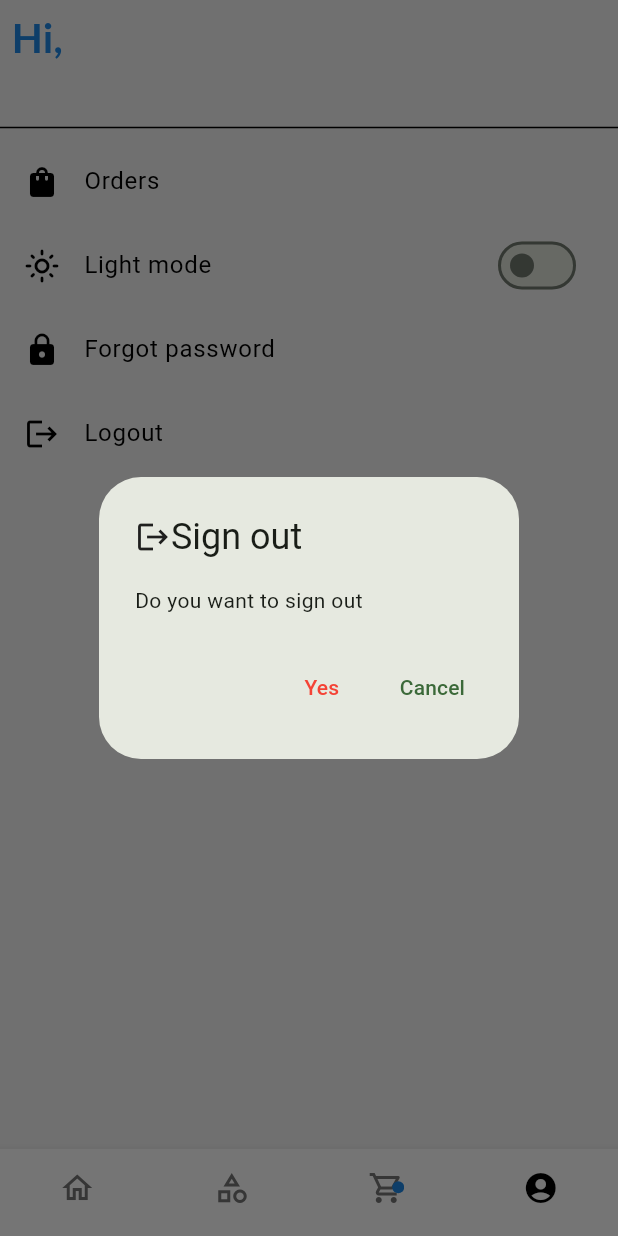
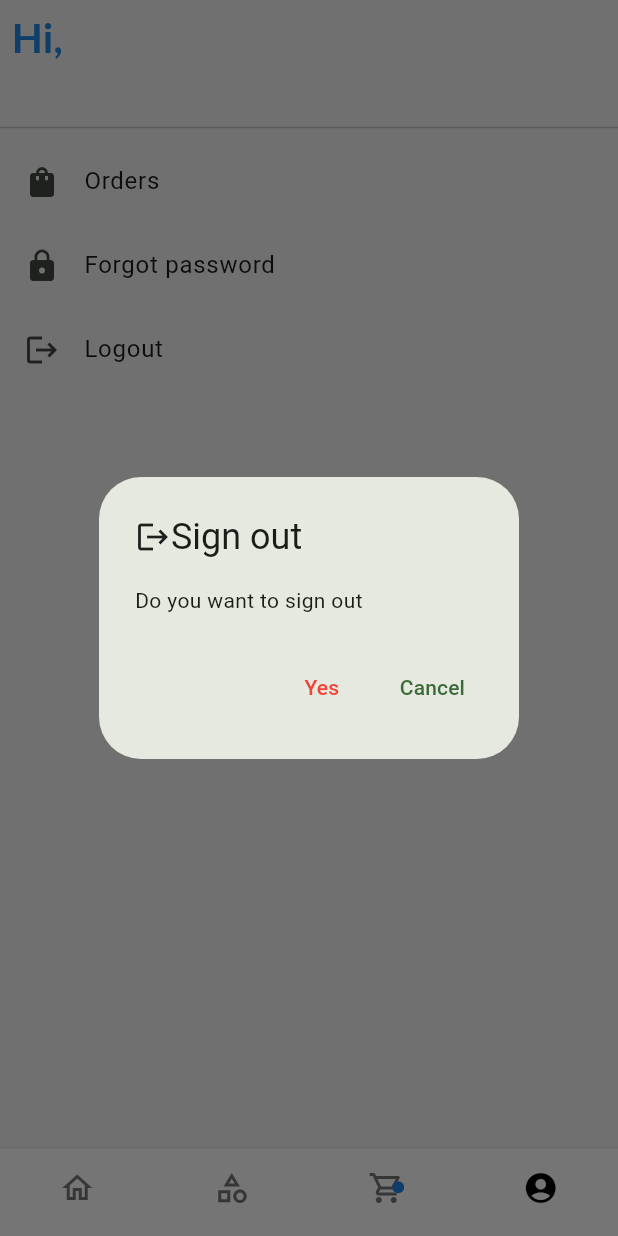
Before and after one commit to mustapha-amin/go_shop, a Flutter app: the screen it shows once a user with an empty profile is signed in, item 4 of the bottom bar chosen, after a tap on "Logout", on a phone screen of 412 x 824 dp. Run offline on Flutter 3.47's test engine with Material 2 defaults, Android fonts, the phone set to English and light mode, and no system bars; our stand-ins replace card_swiper, cloud_firestore, firebase_auth, firebase_core, flutter_spinkit, google_fonts and 2 more; accounts and stored records are empty.

Commit message:
removed dark mode

```diff
--- a/lib/constants/consts.dart
+++ b/lib/constants/consts.dart
@@ -1,11 +1,10 @@
 import 'package:flutter/material.dart';
-import 'package:go_shop/services/utils.dart';
 import 'package:google_fonts/google_fonts.dart';
 
-kTextStyle(double? size, BuildContext context, [isBold = false]) => GoogleFonts.lato(
+kTextStyle({double? size, BuildContext? context, isBold = false, Color? color}) => GoogleFonts.lato(
   fontSize: size,
   fontWeight: isBold ? FontWeight.bold : FontWeight.normal,
-  color: Utils(context).color,
+  color: color ?? Colors.black
 );
 
 RegExp emailRegex = RegExp(r'^[\w-]+(\.[\w-]+)*@[a-zA-Z0-9]+(\.[a-zA-Z0-9]+)*(\.[a-zA-Z]{2,})$');
--- a/lib/main.dart
+++ b/lib/main.dart
@@ -8,7 +8,6 @@ import 'package:go_shop/routes.dart';
 import 'package:go_shop/screen/auth/wrapper.dart';
 import 'package:go_shop/services/database.dart';
 import 'package:provider/provider.dart';
-import 'package:go_shop/providers/theme_provider.dart';
 import 'package:go_shop/theme/theme.dart';
 import 'providers/cart_provider.dart';
 import '/services/theme_prefs.dart';
@@ -22,9 +21,6 @@ Future main() async {
     providers: [
       ChangeNotifierProvider(
         create: (_) => AuthService(),
-      ),
-      ChangeNotifierProvider(
-        create: (_) => ThemeProvider(),
       ),
       StreamProvider<Customer?>.value(
         value: DatabaseService.getCustomer(),
@@ -40,11 +36,10 @@ Future main() async {
       )
     ],
     child: Builder(builder: (context) {
-      bool themeStatus = Provider.of<ThemeProvider>(context).themeStatus;
       return MaterialApp(
         home: const MyApp(),
         debugShowCheckedModeBanner: false,
-        theme: MyTheme.themeData(context, themeStatus),
+        theme: MyTheme.themeData(context),
         routes: AppRoutes.routes,
       );
     }),
--- a/lib/providers/theme_provider.dart
+++ /dev/null
@@ -1,13 +0,0 @@
-import 'package:flutter/material.dart';
-import '/services/theme_prefs.dart';
-
-class ThemeProvider extends ChangeNotifier {
-  bool _isDark = ThemeSettings.getTheme();
-  bool get themeStatus => _isDark;
-
-  void toggleTheme() {
-    _isDark = !_isDark;
-    ThemeSettings.setTheme(_isDark);
-    notifyListeners();
-  }
-}
--- a/lib/screen/auth/forgot_pwd.dart
+++ b/lib/screen/auth/forgot_pwd.dart
@@ -64,9 +64,7 @@ class _ForgotPwdScreenState extends State<ForgotPwdScreen> {
                     },
                     icon: Icon(
                       Icons.arrow_back_ios,
-                      color: Utils(context).isDark
-                          ? Colors.grey[300]
-                          : Colors.black,
+
                     ),
                   ),
                   Container(
--- a/lib/screen/auth/login.dart
+++ b/lib/screen/auth/login.dart
@@ -114,9 +114,7 @@ class _LogInScreenState extends State<LogInScreen> {
                               ),
                             ),
                             filled: true,
-                            fillColor: Utils(context).isDark
-                                ? Colors.grey[300]
-                                : Colors.white,
+
                             suffixIcon: const Icon(Icons.email),
                           ),
                           onChanged: (_) => confirmFieldsFilled(),
@@ -146,9 +144,7 @@ class _LogInScreenState extends State<LogInScreen> {
                             ),
                             filled: true,
                             hintText: "password",
-                            fillColor: Utils(context).isDark
-                                ? Colors.grey[300]
-                                : Colors.white,
+
                             suffixIcon: GestureDetector(
                               onTap: passwordVisibility,
                               child: Icon(
--- a/lib/screen/auth/signup.dart
+++ b/lib/screen/auth/signup.dart
@@ -127,7 +127,7 @@ class _SignUpScreenState extends State<SignUpScreen> {
                           Text(
                             "Create an account:",
                             style: GoogleFonts.lato(
-                              textStyle: kTextStyle(25, context),
+                              textStyle: kTextStyle(size: 25, context: context,),
                             ),
                           ),
                           addVerticalSpacing(40),
--- a/lib/screen/auth/username.dart
+++ b/lib/screen/auth/username.dart
@@ -40,7 +40,7 @@ class _UserNameState extends State<UserName> {
             children: [
               Text(
                 "Username",
-                style: kTextStyle(30, context, true),
+                style: kTextStyle(size: 30, context: context, isBold: true),
               ),
               Padding(
                 padding: const EdgeInsets.symmetric(vertical: 30),
--- a/lib/screen/inner_screens/product_detail.dart
+++ b/lib/screen/inner_screens/product_detail.dart
@@ -65,7 +65,6 @@ class _ProductDetailState extends State<ProductDetail> {
                               },
                               icon: Icon(
                                 Icons.arrow_back,
-                                color: Utils(context).color,
                               ),
                             ),
                           ),
@@ -113,12 +112,12 @@ class _ProductDetailState extends State<ProductDetail> {
               addVerticalSpacing(20),
               Text(
                 "Product description",
-                style: kTextStyle(20, context, true),
+                style: kTextStyle(size: 20, context: context, isBold: true),
               ),
               addVerticalSpacing(20),
               Text(
                 widget.product!.description!,
-                style: kTextStyle(14, context),
+                style: kTextStyle(size: 14, context: context,),
               ),
             ],
           ),
--- a/lib/screen/navbar_items/user.dart
+++ b/lib/screen/navbar_items/user.dart
@@ -7,7 +7,6 @@ import 'package:go_shop/screen/auth/wrapper.dart';
 import 'package:go_shop/providers/auth_service.dart';
 import 'package:google_fonts/google_fonts.dart';
 import 'package:provider/provider.dart';
-import 'package:go_shop/providers/theme_provider.dart';
 
 class User extends StatefulWidget {
   const User({super.key});
@@ -21,7 +20,6 @@ class _UserState extends State<User> {
 
   @override
   Widget build(BuildContext context) {
-    var theme = Provider.of<ThemeProvider>(context);
     var size = MediaQuery.of(context).size;
     return Scaffold(
       body: ListView(
@@ -59,7 +57,7 @@ class _UserState extends State<User> {
               !authService.user!.isAnonymous
                   ? authService.user!.email!
                   : "Guest",
-              style: kTextStyle(20, context),
+              style: kTextStyle(size: 20, context: context,),
             ),
           ),
           Divider(),
@@ -67,16 +65,7 @@ class _UserState extends State<User> {
             title: Text("Orders"),
             leading: Icon(Icons.shopping_bag),
           ),
-          SwitchListTile(
-            title: Text(theme.themeStatus ? "Dark mode" : "Light mode"),
-            value: theme.themeStatus,
-            onChanged: (val) {
-              context.read<ThemeProvider>().toggleTheme();
-            },
-            secondary: Icon(theme.themeStatus
-                ? Icons.dark_mode
-                : Icons.light_mode_outlined),
-          ),
+
           ListTile(
             title: Text("Forgot password"),
             leading: Icon(Icons.lock),
--- a/lib/theme/theme.dart
+++ b/lib/theme/theme.dart
@@ -1,31 +1,25 @@
 import 'package:flutter/material.dart';
 
 class MyTheme {
-  static ThemeData themeData(BuildContext context, bool isDark) {
+  static ThemeData themeData(BuildContext context) {
     return ThemeData(
       useMaterial3: true,
-      scaffoldBackgroundColor: isDark ? Colors.grey[900] : Colors.grey[100],
+      scaffoldBackgroundColor: Colors.grey[100],
       colorSchemeSeed: Colors.green[700],
-      listTileTheme: ListTileThemeData(
-        textColor: isDark ? Colors.white : Colors.black,
-        iconColor: isDark ? Colors.white : Colors.black,
-      ),
+
       bottomNavigationBarTheme: BottomNavigationBarThemeData(
         selectedIconTheme: IconThemeData(
-          color: isDark ? Colors.white : Colors.black,
+          color:  Colors.black,
         ),
         unselectedIconTheme: IconThemeData(
-          color: isDark ? Colors.grey[200] : Colors.grey[600],
+          color: Colors.grey[600],
         ),
-        selectedItemColor: isDark ? Colors.white : Colors.black,
-        unselectedItemColor: isDark ? Colors.black : Colors.white,
+        selectedItemColor:   Colors.black,
+        unselectedItemColor:  Colors.white,
         elevation: 6,
-        backgroundColor: isDark ? Colors.black12 : Colors.white,
+        backgroundColor:   Colors.white,
       ),
-      dividerTheme: DividerThemeData(
-        thickness: 1,
-        color: isDark ? Colors.grey : Colors.black,
-      ),
+
       elevatedButtonTheme: ElevatedButtonThemeData(
         style: ElevatedButton.styleFrom(
           backgroundColor: Colors.green[700],
--- a/lib/widgets/button.dart
+++ b/lib/widgets/button.dart
@@ -47,8 +47,7 @@ class AppButton extends StatelessWidget {
               child: Text(
                 labelText!,
                 style: kTextStyle(
-                  18,
-                  context,
+                  size: 18, context: context,
                 ),
               ),
             ),
--- a/lib/widgets/category.dart
+++ b/lib/widgets/category.dart
@@ -17,7 +17,7 @@ class CategoryWidget extends StatelessWidget {
       width: size.width / 2,
       decoration: BoxDecoration(
         borderRadius: BorderRadius.circular(6),
-        color: Utils(context).isDark ? Colors.grey[800] : Colors.grey[400],
+        color:  Colors.grey[400],
       ),
       child: Column(
         children: [
--- a/lib/widgets/loading_widget.dart
+++ b/lib/widgets/loading_widget.dart
@@ -20,11 +20,11 @@ class _LoadingWidgetState extends State<LoadingWidget> {
         SpinKitFadingCircle(
           duration: const Duration(milliseconds: 500),
           size: 60,
-          color: Utils(context).color,
+          color: Colors.black,
         ),
         Text(
           "Please wait",
-          style: kTextStyle(20, context),
+          style: kTextStyle(size: 20, context: context,),
         )
       ],
     );
--- a/lib/widgets/product.dart
+++ b/lib/widgets/product.dart
@@ -34,7 +34,7 @@ class _ProductWidgetState extends State<ProductWidget> {
       child: Container(
         width: size.width / 2,
         decoration: BoxDecoration(
-          color: Utils(context).isDark ? Colors.grey[800] : Colors.white,
+          color: Colors.white,
           shape: BoxShape.rectangle,
           borderRadius: BorderRadius.circular(15),
           boxShadow: [
@@ -75,11 +75,11 @@ class _ProductWidgetState extends State<ProductWidget> {
                 children: [
                   Text(
                     widget.product!.name!,
-                    style: kTextStyle(20, context),
+                    style: kTextStyle(size: 20, context: context,),
                   ),
                   Text(
                     '₦${widget.product!.price!.toMoney}',
-                    style: kTextStyle(15, context),
+                    style: kTextStyle(size: 20, context: context,),
                   )
                 ],
               ),
```
Also changed, not shown: lib/screen/navbar_items/cart.dart (+2 -6 lines), lib/services/utils.dart (deleted, +0 -12 lines), lib/widgets/cart_widget.dart (+5 -16 lines).
